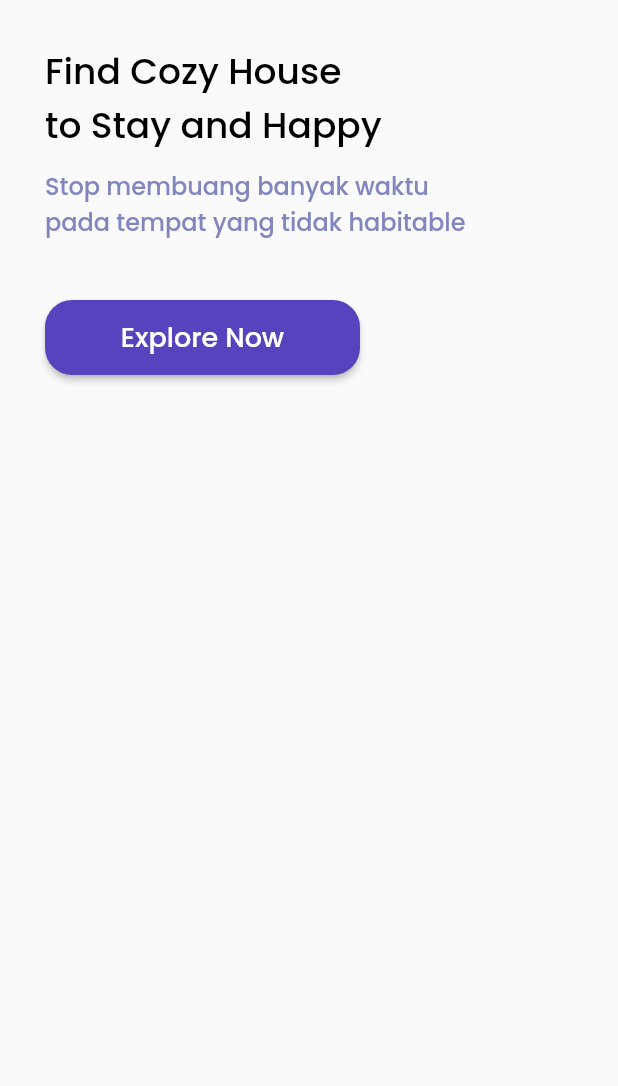
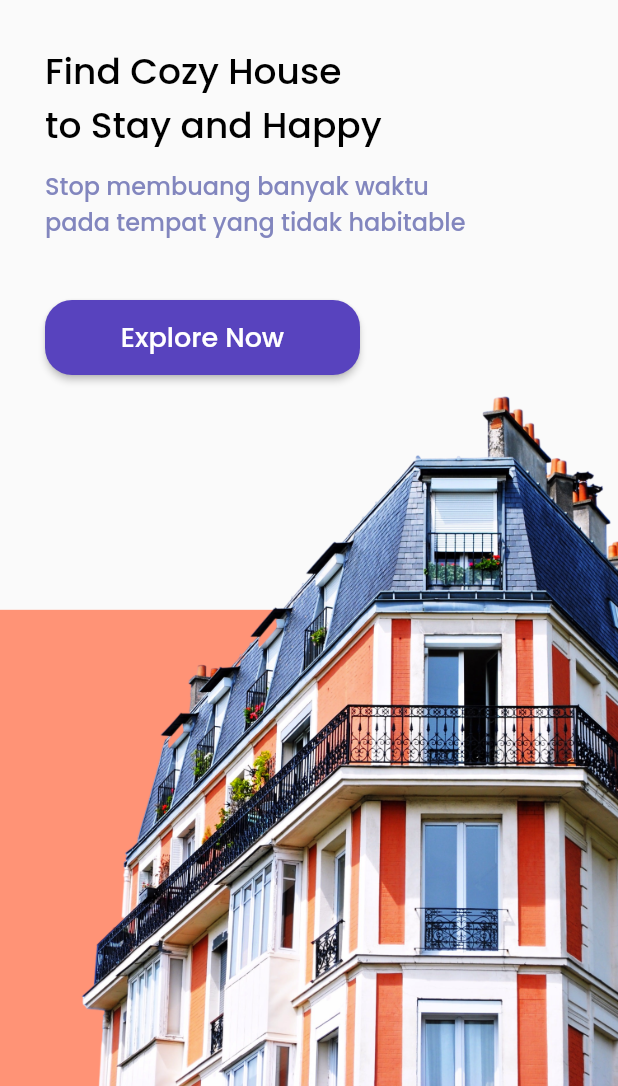
Before and after one commit to Alfahan/papikost, a Flutter app: the screen it shows after launch, on a phone screen of 412 x 824 dp, the part 150-1236 px from its top. Run offline on Flutter 3.47's test engine with Material 2 defaults, Android fonts, the light colour scheme and no system bars; our stand-ins replace google_fonts.

Commit message:
Splash Footer

```diff
--- a/lib/pages/splash_page.dart
+++ b/lib/pages/splash_page.dart
@@ -6,7 +6,14 @@ class SplashPage extends StatelessWidget {
   Widget build(BuildContext context) {
     return Scaffold(
       body: SafeArea(
-        child: Padding(
+        bottom: false,
+        child: Stack(
+          children: [
+            Align(
+              alignment: Alignment.bottomCenter,
+              child: Image.asset('assets/bottom.png'),
+            ),
+            Padding(
               padding: EdgeInsets.only(top: 50, left: 30),
               child: Column(
                 crossAxisAlignment: CrossAxisAlignment.start,
@@ -56,6 +63,8 @@ class SplashPage extends StatelessWidget {
                 ],
               ),
             ),
+          ],
+        ),
       ),
     );
   }
```
Also changed, not shown: assets/splash_image.png (added). Lines whose indentation alone changed are shown as unchanged.
